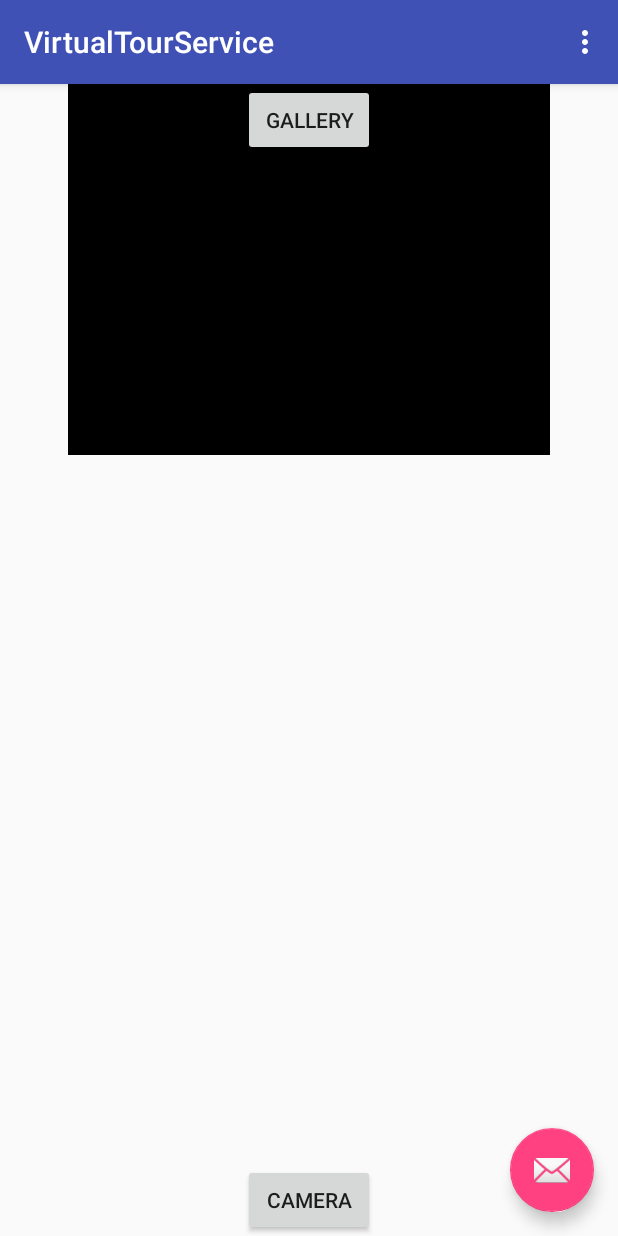
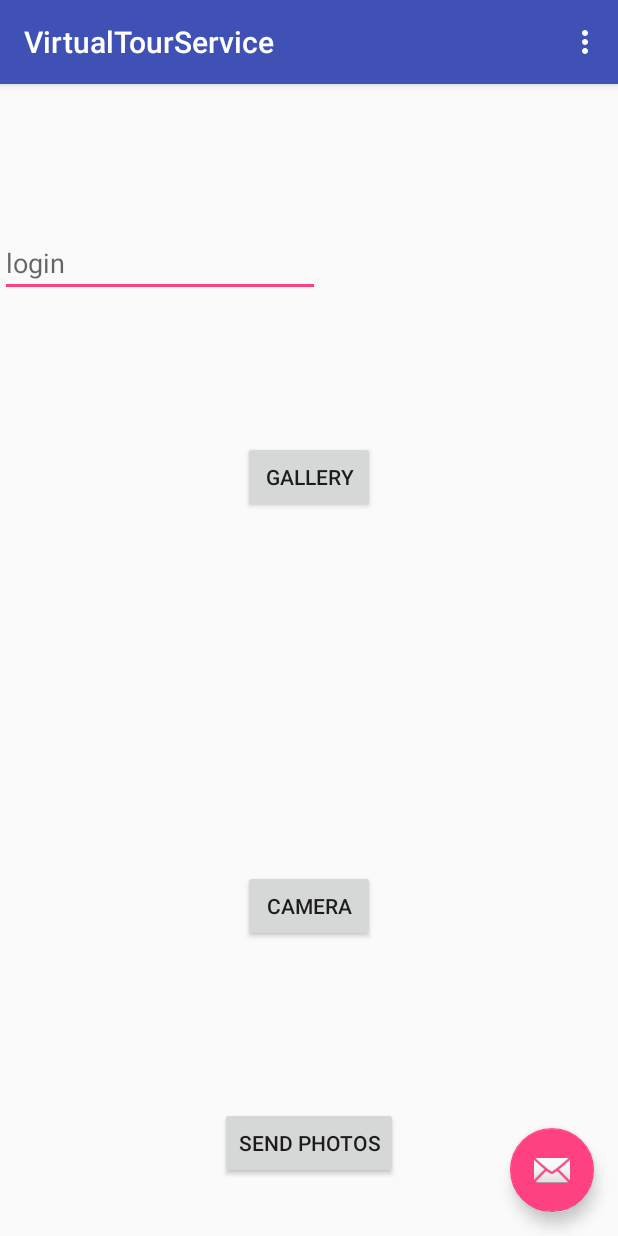
Before and after one commit to dvg18/VirtualTourAndroid, an Android app: the screen it shows after launch (MainActivity), after a tap on "CAMERA", on a phone screen of 412 x 824 dp. Run offline under Robolectric (Android 15) with nearby library versions, the phone set to English and light mode, and no system bars; pictures from the network do not load.

Commit message:
Login, sendFiles() and etc.

```diff
--- a/app/src/main/java/ru/ger_dmitriy/virtualtourandroid/MainActivity.java
+++ b/app/src/main/java/ru/ger_dmitriy/virtualtourandroid/MainActivity.java
@@ -21,6 +21,7 @@ import android.util.Log;
 import android.view.Menu;
 import android.view.MenuItem;
 import android.view.View;
+import android.widget.EditText;
 import android.widget.ImageView;
 import android.widget.Toast;
 
@@ -42,9 +43,10 @@ public class MainActivity extends AppCompatActivity {
 
     static final int REQUEST_TAKE_PHOTO = 1;
     String mCurrentPhotoPath;
-
+    String directoryTimeStamp;
+    File storageDir;
     private Uri picUri;
-
+    EditText editText;
     private static int TAKE_PICTURE = 1;
     private static final int PERMISSION_REQUEST = 1;
     private Uri mOutputFileUri;
@@ -54,8 +56,8 @@ public class MainActivity extends AppCompatActivity {
     protected void onCreate(Bundle savedInstanceState) {
         super.onCreate(savedInstanceState);
         setContentView(R.layout.activity_main);
-        mImageView = findViewById(R.id.imageView);
         Toolbar toolbar = (Toolbar) findViewById(R.id.toolbar);
+        editText = (EditText) findViewById(R.id.editText);
         setSupportActionBar(toolbar);
 
         if (ContextCompat.checkSelfPermission(this, Manifest.permission.INTERNET) != PackageManager.PERMISSION_GRANTED) {
@@ -100,7 +102,12 @@ public class MainActivity extends AppCompatActivity {
     public void onCameraClick(View view) {
         //Intent cameraIntent = new Intent(MediaStore.ACTION_IMAGE_CAPTURE);
         //startActivityForResult(cameraIntent, CAMERA_RESULT);
+        directoryTimeStamp =
+                new SimpleDateFormat("yyyyMMdd_HHmmss").format(new Date());
+        storageDir = getExternalFilesDir(Environment.DIRECTORY_PICTURES.concat("/" + directoryTimeStamp));
         dispatchTakePictureIntent();
+
+
     }
 
     private void dispatchTakePictureIntent() {
@@ -165,18 +172,18 @@ public class MainActivity extends AppCompatActivity {
                         if (data.hasExtra("data")) {
                             Bitmap thumbnailBitmap = data.getParcelableExtra("data");
                             // Какие-то действия с миниатюрой
-                            mImageView.setImageBitmap(thumbnailBitmap);
+                            //mImageView.setImageBitmap(thumbnailBitmap);
                         }
                     } else {
                         // Какие-то действия с полноценным изображением,
                         // сохраненным по адресу mOutputFileUri
-                        mImageView.setImageURI(mOutputFileUri);
+                        //mImageView.setImageURI(mOutputFileUri);
                     }
                 }
             } else {
-                Toast toast = Toast
-                        .makeText(this, "Cancelled", Toast.LENGTH_SHORT);
-                toast.show();
+
+                sendFiles(storageDir);
+
                 //httpclient client = new httpclient();
                 //client.execute();
 /*
@@ -194,12 +201,6 @@ public class MainActivity extends AppCompatActivity {
 
                 */
 
-                toast = Toast
-                        .makeText(this, mCurrentPhotoPath, Toast.LENGTH_SHORT);
-                toast.show();
-
-                clientRun client = new clientRun();
-                client.execute(mCurrentPhotoPath, mCurrentPhotoPath);
 
               /*  toast = Toast
                         .makeText(this, response, Toast.LENGTH_SHORT);
@@ -240,7 +241,7 @@ public class MainActivity extends AppCompatActivity {
     private void handleSmallCameraPhoto(Intent intent) {
         Bundle extras = intent.getExtras();
         mImageBitmap = (Bitmap) extras.get("data");
-        mImageView.setImageBitmap(mImageBitmap);
+        //mImageView.setImageBitmap(mImageBitmap);
     }
 
     private File createImageFile() throws IOException {
@@ -248,7 +249,7 @@ public class MainActivity extends AppCompatActivity {
         String timeStamp =
                 new SimpleDateFormat("yyyyMMdd_HHmmss").format(new Date());
         String imageFileName = JPEG_FILE_PREFIX + timeStamp + "_";
-        File storageDir = getExternalFilesDir(Environment.DIRECTORY_PICTURES);
+        //File storageDir = getExternalFilesDir(Environment.DIRECTORY_PICTURES.concat(directoryTimeStamp));
         File image = File.createTempFile(
                 imageFileName,
                 JPEG_FILE_SUFFIX,
@@ -266,6 +267,32 @@ public class MainActivity extends AppCompatActivity {
         this.sendBroadcast(mediaScanIntent);
     }
 
+    private void sendFiles(File path) {
+        Toast toast;
+        String login = editText.getText().toString();
+        if (login.equals("")) {
+            toast = Toast
+                    .makeText(this, "Error! Enter a login", Toast.LENGTH_SHORT);
+            toast.show();
+            return;
+        }
+        Log.d(TAG, "Login: " + login);
+        for (File file : path.listFiles()) {
+            if (file.isFile() && file.length() != 0) {
+                clientRun client = new clientRun();
+                client.execute(login, directoryTimeStamp, file.getAbsolutePath());
+            }
+        }
+        toast = Toast
+                .makeText(this, "files sent successfully", Toast.LENGTH_SHORT);
+        toast.show();
+    }
+
     public void onGalleryClick(View view) {
+
+    }
+
+    public void onSendClick(View view) {
+
     }
 }
--- a/app/src/main/res/layout/content_main.xml
+++ b/app/src/main/res/layout/content_main.xml
@@ -12,11 +12,13 @@
         android:id="@+id/cameraButton"
         android:layout_width="wrap_content"
         android:layout_height="wrap_content"
+        android:layout_marginBottom="196dp"
         android:onClick="onCameraClick"
         android:text="Camera"
         app:layout_constraintBottom_toBottomOf="parent"
         app:layout_constraintEnd_toEndOf="parent"
         app:layout_constraintHorizontal_bias="0.5"
+        app:layout_constraintStart_toEndOf="@+id/guideline"
         app:layout_constraintStart_toStartOf="parent" />
 
     <Button
@@ -25,19 +27,51 @@
         android:layout_height="wrap_content"
         android:onClick="onGalleryClick"
         android:text="Gallery"
+        app:layout_constraintBottom_toTopOf="@+id/cameraButton"
         app:layout_constraintEnd_toEndOf="parent"
         app:layout_constraintHorizontal_bias="0.5"
+        app:layout_constraintStart_toEndOf="@+id/guideline"
         app:layout_constraintStart_toStartOf="parent"
-        tools:layout_editor_absoluteY="117dp" />
+        app:layout_constraintTop_toBottomOf="@+id/textInputLayout" />
 
-    <ImageView
-        android:id="@+id/imageView"
-        android:layout_width="321dp"
-        android:layout_height="247dp"
+    <Button
+        android:id="@+id/sendButton"
+        android:layout_width="wrap_content"
+        android:layout_height="wrap_content"
+        android:onClick="onSendClick"
+        android:text="Send photos"
+        app:layout_constraintBottom_toBottomOf="parent"
         app:layout_constraintEnd_toEndOf="parent"
-        app:layout_constraintHorizontal_bias="0.5"
+        app:layout_constraintHorizontal_bias="0.501"
         app:layout_constraintStart_toStartOf="parent"
-        app:srcCompat="@android:color/background_dark"
-        tools:layout_editor_absoluteY="165dp" />
+        app:layout_constraintTop_toBottomOf="@+id/cameraButton"
+        app:layout_constraintVertical_bias="0.743" />
+
+    <android.support.constraint.Guideline
+        android:id="@+id/guideline"
+        android:layout_width="wrap_content"
+        android:layout_height="wrap_content"
+        android:orientation="vertical"
+        app:layout_constraintGuide_begin="20dp" />
+
+    <android.support.design.widget.TextInputLayout
+        android:id="@+id/textInputLayout"
+        android:layout_width="347dp"
+        android:layout_height="wrap_content"
+        tools:layout_editor_absoluteX="19dp"
+        tools:layout_editor_absoluteY="16dp">
+
+    </android.support.design.widget.TextInputLayout>
+
+    <EditText
+        android:id="@+id/editText"
+        android:layout_width="wrap_content"
+        android:layout_height="wrap_content"
+        android:ems="10"
+        android:hint="login"
+        android:inputType="text"
+        app:layout_constraintBottom_toTopOf="@+id/galleryButton"
+        app:layout_constraintTop_toTopOf="parent"
+        tools:layout_editor_absoluteX="16dp" />
 
 </android.support.constraint.ConstraintLayout>
```
Also changed, not shown: app/src/main/java/ru/ger_dmitriy/virtualtourandroid/clientRun.java (+6 -8 lines).
